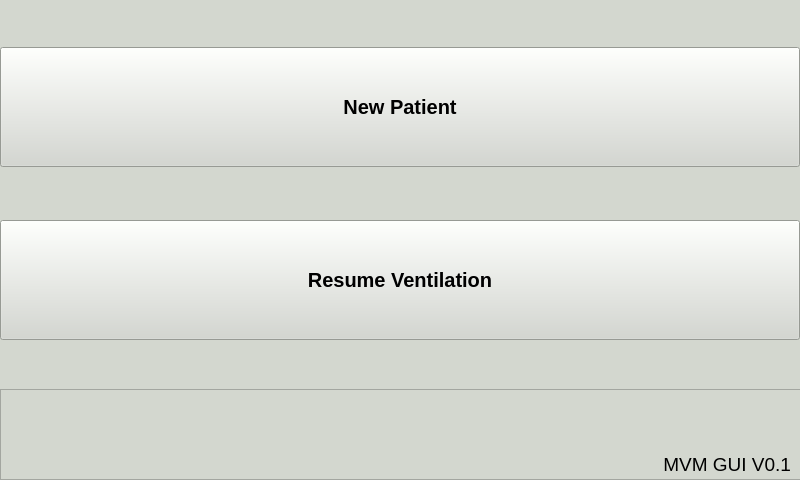
MariuszSuchenek/MVM_GUI_test2, file gui/mainwindow.ui: the form before one commit.
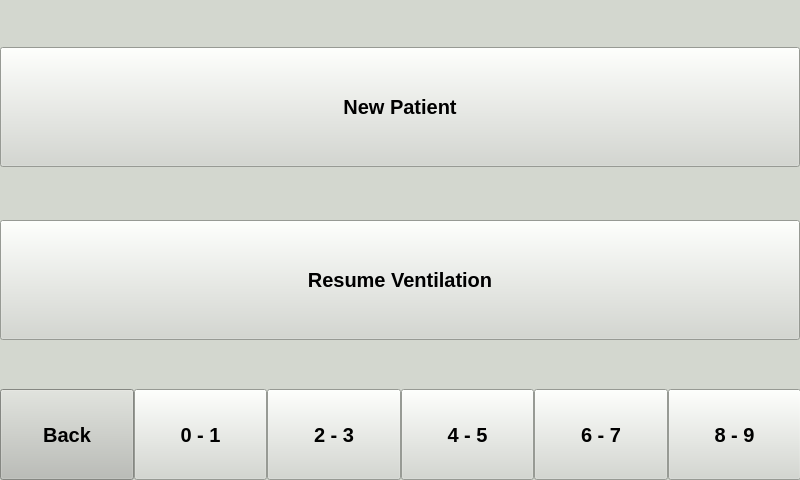
The form after the commit. Custom widgets are drawn as their Qt base class.

Diff of the .ui file:
```diff
--- a/gui/mainwindow.ui
+++ b/gui/mainwindow.ui
@@ -615,7 +615,7 @@
        </size>
       </property>
       <property name="currentIndex">
-       <number>0</number>
+       <number>7</number>
       </property>
       <widget class="QWidget" name="blank">
        <widget class="QFrame" name="frame">
@@ -1213,6 +1213,567 @@
         </item>
        </layout>
       </widget>
+      <widget class="QWidget" name="numpadbar">
+       <layout class="QHBoxLayout" name="horizontalLayout">
+        <property name="spacing">
+         <number>0</number>
+        </property>
+        <property name="leftMargin">
+         <number>0</number>
+        </property>
+        <property name="topMargin">
+         <number>0</number>
+        </property>
+        <property name="rightMargin">
+         <number>0</number>
+        </property>
+        <property name="bottomMargin">
+         <number>0</number>
+        </property>
+        <item>
+         <layout class="QHBoxLayout" name="numpad_slots">
+          <property name="spacing">
+           <number>0</number>
+          </property>
+          <item>
+           <widget class="QPushButton" name="numpad_back">
+            <property name="sizePolicy">
+             <sizepolicy hsizetype="Minimum" vsizetype="MinimumExpanding">
+              <horstretch>0</horstretch>
+              <verstretch>0</verstretch>
+             </sizepolicy>
+            </property>
+            <property name="palette">
+             <palette>
+              <active>
+               <colorrole role="WindowText">
+                <brush brushstyle="SolidPattern">
+                 <color alpha="255">
+                  <red>0</red>
+                  <green>0</green>
+                  <blue>0</blue>
+                 </color>
+                </brush>
+               </colorrole>
+               <colorrole role="Button">
+                <brush brushstyle="SolidPattern">
+                 <color alpha="255">
+                  <red>186</red>
+                  <green>189</green>
+                  <blue>182</blue>
+                 </color>
+                </brush>
+               </colorrole>
+               <colorrole role="Light">
+                <brush brushstyle="SolidPattern">
+                 <color alpha="255">
+                  <red>255</red>
+                  <green>255</green>
+                  <blue>255</blue>
+                 </color>
+                </brush>
+               </colorrole>
+               <colorrole role="Midlight">
+                <brush brushstyle="SolidPattern">
+                 <color alpha="255">
+                  <red>220</red>
+                  <green>222</green>
+                  <blue>218</blue>
+                 </color>
+                </brush>
+               </colorrole>
+               <colorrole role="Dark">
+                <brush brushstyle="SolidPattern">
+                 <color alpha="255">
+                  <red>93</red>
+                  <green>94</green>
+                  <blue>91</blue>
+                 </color>
+                </brush>
+               </colorrole>
+               <colorrole role="Mid">
+                <brush brushstyle="SolidPattern">
+                 <color alpha="255">
+                  <red>124</red>
+                  <green>126</green>
+                  <blue>121</blue>
+                 </color>
+                </brush>
+               </colorrole>
+               <colorrole role="Text">
+                <brush brushstyle="SolidPattern">
+                 <color alpha="255">
+                  <red>0</red>
+                  <green>0</green>
+                  <blue>0</blue>
+                 </color>
+                </brush>
+               </colorrole>
+               <colorrole role="BrightText">
+                <brush brushstyle="SolidPattern">
+                 <color alpha="255">
+                  <red>255</red>
+                  <green>255</green>
+                  <blue>255</blue>
+                 </color>
+                </brush>
+               </colorrole>
+               <colorrole role="ButtonText">
+                <brush brushstyle="SolidPattern">
+                 <color alpha="255">
+                  <red>0</red>
+                  <green>0</green>
+                  <blue>0</blue>
+                 </color>
+                </brush>
+               </colorrole>
+               <colorrole role="Base">
+                <brush brushstyle="SolidPattern">
+                 <color alpha="255">
+                  <red>255</red>
+                  <green>255</green>
+                  <blue>255</blue>
+                 </color>
+                </brush>
+               </colorrole>
+               <colorrole role="Window">
+                <brush brushstyle="SolidPattern">
+                 <color alpha="255">
+                  <red>186</red>
+                  <green>189</green>
+                  <blue>182</blue>
+                 </color>
+                </brush>
+               </colorrole>
+               <colorrole role="Shadow">
+                <brush brushstyle="SolidPattern">
+                 <color alpha="255">
+                  <red>0</red>
+                  <green>0</green>
+                  <blue>0</blue>
+                 </color>
+                </brush>
+               </colorrole>
+               <colorrole role="AlternateBase">
+                <brush brushstyle="SolidPattern">
+                 <color alpha="255">
+                  <red>220</red>
+                  <green>222</green>
+                  <blue>218</blue>
+                 </color>
+                </brush>
+               </colorrole>
+               <colorrole role="ToolTipBase">
+                <brush brushstyle="SolidPattern">
+                 <color alpha="255">
+                  <red>255</red>
+                  <green>255</green>
+                  <blue>220</blue>
+                 </color>
+                </brush>
+               </colorrole>
+               <colorrole role="ToolTipText">
+                <brush brushstyle="SolidPattern">
+                 <color alpha="255">
+                  <red>0</red>
+                  <green>0</green>
+                  <blue>0</blue>
+                 </color>
+                </brush>
+               </colorrole>
+              </active>
+              <inactive>
+               <colorrole role="WindowText">
+                <brush brushstyle="SolidPattern">
+                 <color alpha="255">
+                  <red>0</red>
+                  <green>0</green>
+                  <blue>0</blue>
+                 </color>
+                </brush>
+               </colorrole>
+               <colorrole role="Button">
+                <brush brushstyle="SolidPattern">
+                 <color alpha="255">
+                  <red>186</red>
+                  <green>189</green>
+                  <blue>182</blue>
+                 </color>
+                </brush>
+               </colorrole>
+               <colorrole role="Light">
+                <brush brushstyle="SolidPattern">
+                 <color alpha="255">
+                  <red>255</red>
+                  <green>255</green>
+                  <blue>255</blue>
+                 </color>
+                </brush>
+               </colorrole>
+               <colorrole role="Midlight">
+                <brush brushstyle="SolidPattern">
+                 <color alpha="255">
+                  <red>220</red>
+                  <green>222</green>
+                  <blue>218</blue>
+                 </color>
+                </brush>
+               </colorrole>
+               <colorrole role="Dark">
+                <brush brushstyle="SolidPattern">
+                 <color alpha="255">
+                  <red>93</red>
+                  <green>94</green>
+                  <blue>91</blue>
+                 </color>
+                </brush>
+               </colorrole>
+               <colorrole role="Mid">
+                <brush brushstyle="SolidPattern">
+                 <color alpha="255">
+                  <red>124</red>
+                  <green>126</green>
+                  <blue>121</blue>
+                 </color>
+                </brush>
+               </colorrole>
+               <colorrole role="Text">
+                <brush brushstyle="SolidPattern">
+                 <color alpha="255">
+                  <red>0</red>
+                  <green>0</green>
+                  <blue>0</blue>
+                 </color>
+                </brush>
+               </colorrole>
+               <colorrole role="BrightText">
+                <brush brushstyle="SolidPattern">
+                 <color alpha="255">
+                  <red>255</red>
+                  <green>255</green>
+                  <blue>255</blue>
+                 </color>
+                </brush>
+               </colorrole>
+               <colorrole role="ButtonText">
+                <brush brushstyle="SolidPattern">
+                 <color alpha="255">
+                  <red>0</red>
+                  <green>0</green>
+                  <blue>0</blue>
+                 </color>
+                </brush>
+               </colorrole>
+               <colorrole role="Base">
+                <brush brushstyle="SolidPattern">
+                 <color alpha="255">
+                  <red>255</red>
+                  <green>255</green>
+                  <blue>255</blue>
+                 </color>
+                </brush>
+               </colorrole>
+               <colorrole role="Window">
+                <brush brushstyle="SolidPattern">
+                 <color alpha="255">
+                  <red>186</red>
+                  <green>189</green>
+                  <blue>182</blue>
+                 </color>
+                </brush>
+               </colorrole>
+               <colorrole role="Shadow">
+                <brush brushstyle="SolidPattern">
+                 <color alpha="255">
+                  <red>0</red>
+                  <green>0</green>
+                  <blue>0</blue>
+                 </color>
+                </brush>
+               </colorrole>
+               <colorrole role="AlternateBase">
+                <brush brushstyle="SolidPattern">
+                 <color alpha="255">
+                  <red>220</red>
+                  <green>222</green>
+                  <blue>218</blue>
+                 </color>
+                </brush>
+               </colorrole>
+               <colorrole role="ToolTipBase">
+                <brush brushstyle="SolidPattern">
+                 <color alpha="255">
+                  <red>255</red>
+                  <green>255</green>
+                  <blue>220</blue>
+                 </color>
+                </brush>
+               </colorrole>
+               <colorrole role="ToolTipText">
+                <brush brushstyle="SolidPattern">
+                 <color alpha="255">
+                  <red>0</red>
+                  <green>0</green>
+                  <blue>0</blue>
+                 </color>
+                </brush>
+               </colorrole>
+              </inactive>
+              <disabled>
+               <colorrole role="WindowText">
+                <brush brushstyle="SolidPattern">
+                 <color alpha="255">
+                  <red>93</red>
+                  <green>94</green>
+                  <blue>91</blue>
+                 </color>
+                </brush>
+               </colorrole>
+               <colorrole role="Button">
+                <brush brushstyle="SolidPattern">
+                 <color alpha="255">
+                  <red>186</red>
+                  <green>189</green>
+                  <blue>182</blue>
+                 </color>
+                </brush>
+               </colorrole>
+               <colorrole role="Light">
+                <brush brushstyle="SolidPattern">
+                 <color alpha="255">
+                  <red>255</red>
+                  <green>255</green>
+                  <blue>255</blue>
+                 </color>
+                </brush>
+               </colorrole>
+               <colorrole role="Midlight">
+                <brush brushstyle="SolidPattern">
+                 <color alpha="255">
+                  <red>220</red>
+                  <green>222</green>
+                  <blue>218</blue>
+                 </color>
+                </brush>
+               </colorrole>
+               <colorrole role="Dark">
+                <brush brushstyle="SolidPattern">
+                 <color alpha="255">
+                  <red>93</red>
+                  <green>94</green>
+                  <blue>91</blue>
+                 </color>
+                </brush>
+               </colorrole>
+               <colorrole role="Mid">
+                <brush brushstyle="SolidPattern">
+                 <color alpha="255">
+                  <red>124</red>
+                  <green>126</green>
+                  <blue>121</blue>
+                 </color>
+                </brush>
+               </colorrole>
+               <colorrole role="Text">
+                <brush brushstyle="SolidPattern">
+                 <color alpha="255">
+                  <red>93</red>
+                  <green>94</green>
+                  <blue>91</blue>
+                 </color>
+                </brush>
+               </colorrole>
+               <colorrole role="BrightText">
+                <brush brushstyle="SolidPattern">
+                 <color alpha="255">
+                  <red>255</red>
+                  <green>255</green>
+                  <blue>255</blue>
+                 </color>
+                </brush>
+               </colorrole>
+               <colorrole role="ButtonText">
+                <brush brushstyle="SolidPattern">
+                 <color alpha="255">
+                  <red>93</red>
+                  <green>94</green>
+                  <blue>91</blue>
+                 </color>
+                </brush>
+               </colorrole>
+               <colorrole role="Base">
+                <brush brushstyle="SolidPattern">
+                 <color alpha="255">
+                  <red>186</red>
+                  <green>189</green>
+                  <blue>182</blue>
+                 </color>
+                </brush>
+               </colorrole>
+               <colorrole role="Window">
+                <brush brushstyle="SolidPattern">
+                 <color alpha="255">
+                  <red>186</red>
+                  <green>189</green>
+                  <blue>182</blue>
+                 </color>
+                </brush>
+               </colorrole>
+               <colorrole role="Shadow">
+                <brush brushstyle="SolidPattern">
+                 <color alpha="255">
+                  <red>0</red>
+                  <green>0</green>
+                  <blue>0</blue>
+                 </color>
+                </brush>
+               </colorrole>
+               <colorrole role="AlternateBase">
+                <brush brushstyle="SolidPattern">
+                 <color alpha="255">
+                  <red>186</red>
+                  <green>189</green>
+                  <blue>182</blue>
+                 </color>
+                </brush>
+               </colorrole>
+               <colorrole role="ToolTipBase">
+                <brush brushstyle="SolidPattern">
+                 <color alpha="255">
+                  <red>255</red>
+                  <green>255</green>
+                  <blue>220</blue>
+                 </color>
+                </brush>
+               </colorrole>
+               <colorrole role="ToolTipText">
+                <brush brushstyle="SolidPattern">
+                 <color alpha="255">
+                  <red>0</red>
+                  <green>0</green>
+                  <blue>0</blue>
+                 </color>
+                </brush>
+               </colorrole>
+              </disabled>
+             </palette>
+            </property>
+            <property name="font">
+             <font>
+              <pointsize>15</pointsize>
+              <weight>75</weight>
+              <bold>true</bold>
+             </font>
+            </property>
+            <property name="text">
+             <string>Back</string>
+            </property>
+           </widget>
+          </item>
+          <item>
+           <widget class="QPushButton" name="numpad_01">
+            <property name="sizePolicy">
+             <sizepolicy hsizetype="Minimum" vsizetype="MinimumExpanding">
+              <horstretch>0</horstretch>
+              <verstretch>0</verstretch>
+             </sizepolicy>
+            </property>
+            <property name="font">
+             <font>
+              <pointsize>15</pointsize>
+              <weight>75</weight>
+              <bold>true</bold>
+             </font>
+            </property>
+            <property name="text">
+             <string>0 - 1</string>
+            </property>
+           </widget>
+          </item>
+          <item>
+           <widget class="QPushButton" name="numpad_23">
+            <property name="sizePolicy">
+             <sizepolicy hsizetype="Minimum" vsizetype="MinimumExpanding">
+              <horstretch>0</horstretch>
+              <verstretch>0</verstretch>
+             </sizepolicy>
+            </property>
+            <property name="font">
+             <font>
+              <pointsize>15</pointsize>
+              <weight>75</weight>
+              <bold>true</bold>
+             </font>
+            </property>
+            <property name="text">
+             <string>2 - 3</string>
+            </property>
+           </widget>
+          </item>
+          <item>
+           <widget class="QPushButton" name="numpad_45">
+            <property name="sizePolicy">
+             <sizepolicy hsizetype="Minimum" vsizetype="MinimumExpanding">
+              <horstretch>0</horstretch>
+              <verstretch>0</verstretch>
+             </sizepolicy>
+            </property>
+            <property name="font">
+             <font>
+              <pointsize>15</pointsize>
+              <weight>75</weight>
+              <bold>true</bold>
+             </font>
+            </property>
+            <property name="text">
+             <string>4 - 5</string>
+            </property>
+           </widget>
+          </item>
+          <item>
+           <widget class="QPushButton" name="numpad_67">
+            <property name="sizePolicy">
+             <sizepolicy hsizetype="Minimum" vsizetype="MinimumExpanding">
+              <horstretch>0</horstretch>
+              <verstretch>0</verstretch>
+             </sizepolicy>
+            </property>
+            <property name="font">
+             <font>
+              <pointsize>15</pointsize>
+              <weight>75</weight>
+              <bold>true</bold>
+             </font>
+            </property>
+            <property name="text">
+             <string>6 - 7</string>
+            </property>
+           </widget>
+          </item>
+          <item>
+           <widget class="QPushButton" name="numpad_89">
+            <property name="sizePolicy">
+             <sizepolicy hsizetype="Minimum" vsizetype="MinimumExpanding">
+              <horstretch>0</horstretch>
+              <verstretch>0</verstretch>
+             </sizepolicy>
+            </property>
+            <property name="font">
+             <font>
+              <pointsize>15</pointsize>
+              <weight>75</weight>
+              <bold>true</bold>
+             </font>
+            </property>
+            <property name="text">
+             <string>8 - 9</string>
+            </property>
+           </widget>
+          </item>
+         </layout>
+        </item>
+       </layout>
+      </widget>
      </widget>
     </item>
    </layout>
```
